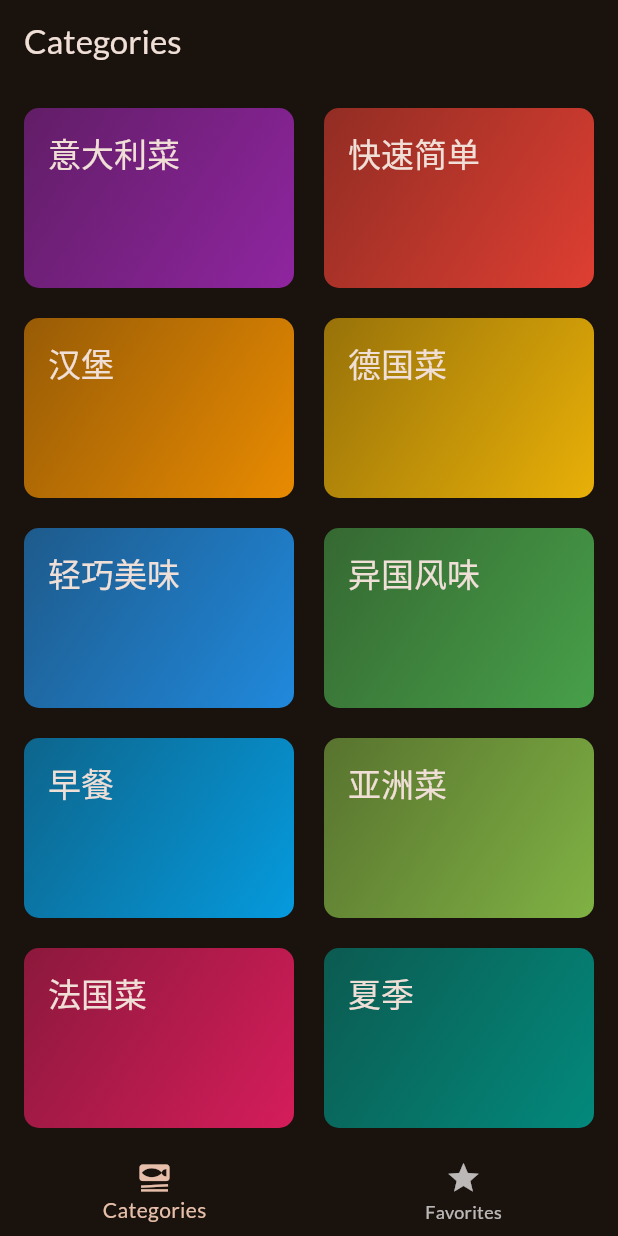
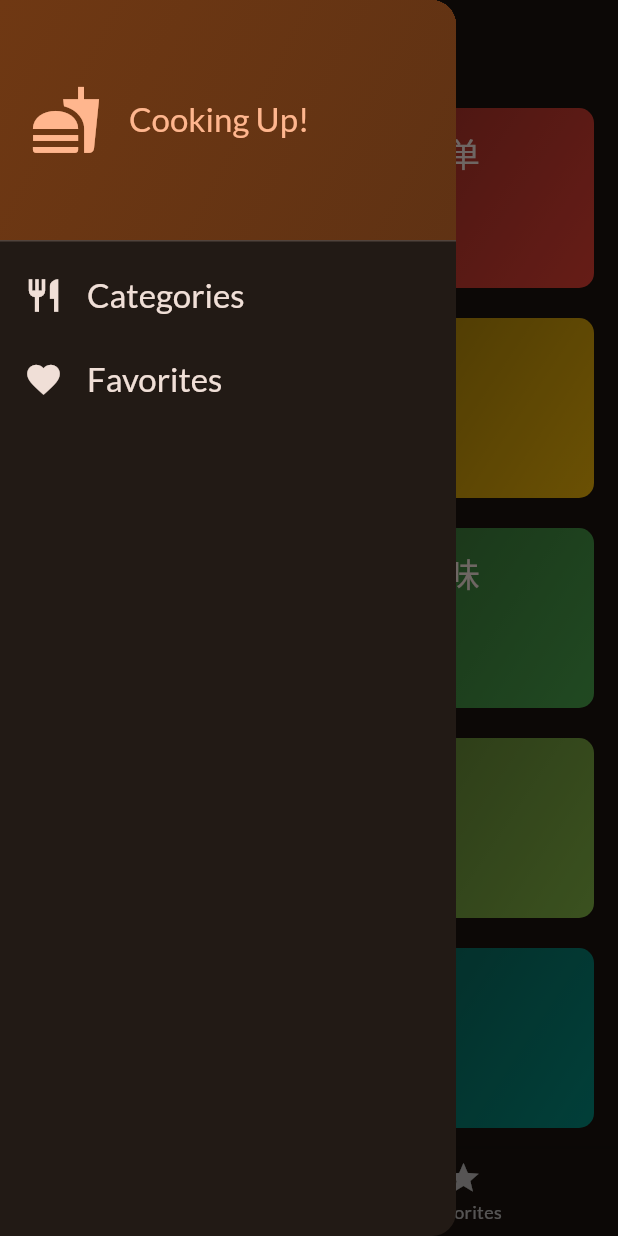
Before and after one commit to ZhaoXilove/meals, a Flutter app: the screen it shows after launch, with the side drawer open (before the commit the screen has no drawer), on a phone screen of 412 x 824 dp. Run offline on Flutter 3.47's test engine with Material 3 defaults, Android fonts, the phone set to English and light mode, and no system bars; our stand-ins replace google_fonts, transparent_image.

```diff
--- a/lib/screens/tabs.dart
+++ b/lib/screens/tabs.dart
@@ -2,6 +2,7 @@ import 'package:flutter/material.dart';
 import 'package:meals/models/meal.dart';
 import 'package:meals/screens/categories.dart';
 import 'package:meals/screens/meals.dart';
+import 'package:meals/widgets/main_drawer.dart';
 
 class TabScreen extends StatefulWidget {
   const TabScreen({super.key});
@@ -71,6 +72,7 @@ class _TabScreenState extends State<TabScreen> {
 
     return Scaffold(
       appBar: AppBar(title: Text(activePageTitle)),
+      drawer: const MainDrawer(),
       body: activePage,
       // 底部导航栏
       bottomNavigationBar: BottomNavigationBar(
--- /dev/null
+++ b/lib/widgets/main_drawer.dart
@@ -0,0 +1,79 @@
+import 'package:flutter/material.dart';
+
+// 主抽屉
+class MainDrawer extends StatelessWidget {
+  const MainDrawer({super.key});
+
+  @override
+  Widget build(BuildContext context) {
+    return Drawer(
+      child: Column(
+        children: [
+          DrawerHeader(
+            padding: EdgeInsets.all(20),
+            decoration: BoxDecoration(
+              gradient: LinearGradient(
+                colors: [
+                  Theme.of(context).colorScheme.primaryContainer,
+                  Theme.of(
+                    context,
+                  ).colorScheme.primaryContainer.withValues(alpha: 0.8),
+                ],
+                begin: Alignment.topLeft,
+                end: Alignment.bottomRight,
+              ),
+            ),
+            child: Row(
+              children: [
+                Icon(
+                  Icons.fastfood,
+                  size: 48,
+                  color: Theme.of(context).colorScheme.primary,
+                ),
+                const SizedBox(width: 18),
+                Text(
+                  'Cooking Up!',
+                  style: Theme.of(context).textTheme.titleLarge?.copyWith(
+                    color: Theme.of(context).colorScheme.primary,
+                  ),
+                ),
+              ],
+            ),
+          ),
+          // ListTile 列表项 组件 用于显示列表项
+          ListTile(
+            leading: Icon(
+              Icons.restaurant,
+              size: 26,
+              color: Theme.of(context).colorScheme.onSurface,
+            ),
+            title: Text(
+              'Categories',
+              style: Theme.of(context).textTheme.titleLarge?.copyWith(
+                color: Theme.of(context).colorScheme.onSurface,
+              ),
+            ),
+            onTap: () {},
+          ),
+          ListTile(
+            // leading 图标
+            leading: Icon(
+              Icons.favorite,
+              size: 26,
+              color: Theme.of(context).colorScheme.onSurface,
+            ),
+            // title 标题
+            title: Text(
+              'Favorites',
+              style: Theme.of(context).textTheme.titleLarge?.copyWith(
+                color: Theme.of(context).colorScheme.onSurface,
+              ),
+            ),
+            // onTap 点击事件
+            onTap: () {},
+          ),
+        ],
+      ),
+    );
+  }
+}
```
